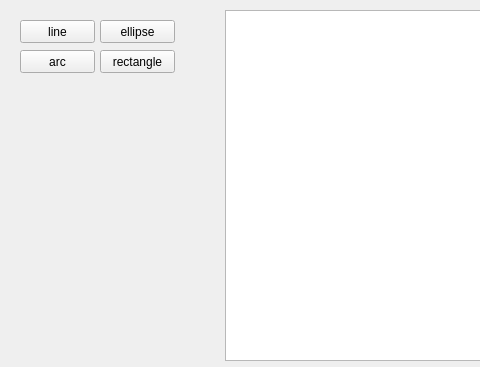
Rauf-Kurbanov/GesturesEditor, file editor0.2/GesturesEditor/gestEdit.ui: the form before one commit; both pictures show x 0 to 480 and y 0 to 367 of the 706 by 367 pixel window.
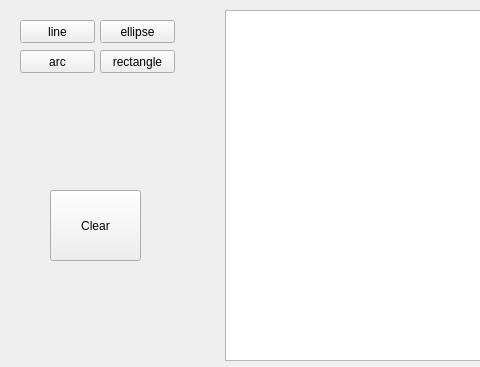
The form after the commit.

What changed in the file:
```diff
--- a/editor0.2/GesturesEditor/gestEdit.ui
+++ b/editor0.2/GesturesEditor/gestEdit.ui
@@ -87,6 +87,19 @@
     <bool>true</bool>
    </property>
   </widget>
+  <widget class="QPushButton" name="clearButton">
+   <property name="geometry">
+    <rect>
+     <x>50</x>
+     <y>190</y>
+     <width>91</width>
+     <height>71</height>
+    </rect>
+   </property>
+   <property name="text">
+    <string>Clear</string>
+   </property>
+  </widget>
  </widget>
  <layoutdefault spacing="6" margin="11"/>
  <resources/>
```
